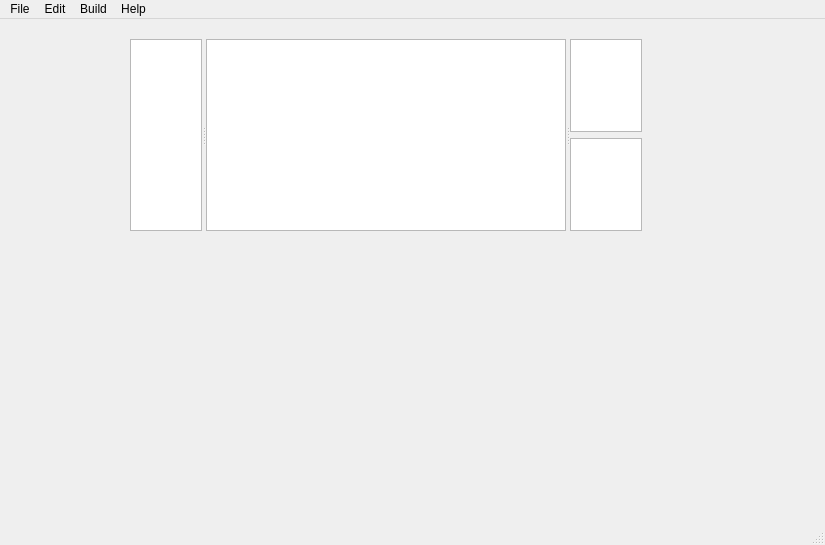
javiercont97/WidgetsIDE, file Kel-morian-IDE/ide.ui: the form before one commit.
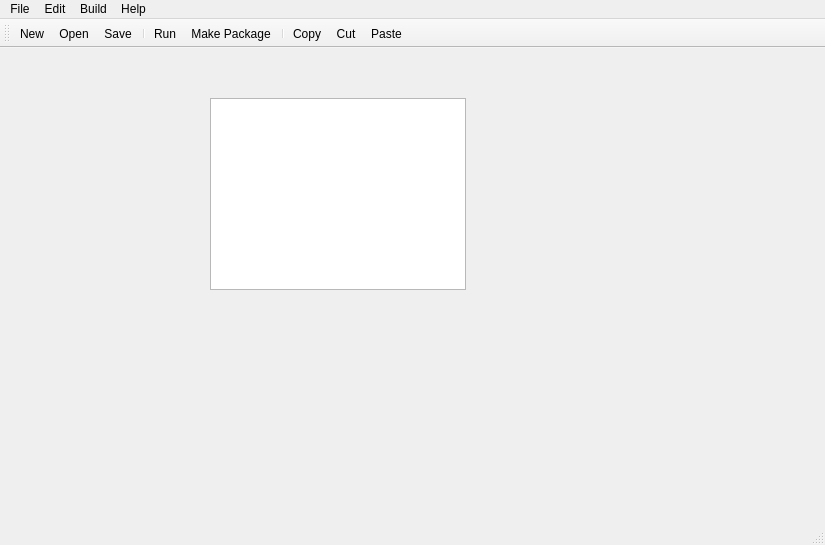
The form after the commit. Icons and pictures are not drawn. Custom widgets are drawn as their Qt base class.

Commit message: text editor working, line numbering and line highlihgt also working

The edit to the form file:
```diff
--- a/Kel-morian-IDE/ide.ui
+++ b/Kel-morian-IDE/ide.ui
@@ -14,72 +14,21 @@
    <string>MainWindow</string>
   </property>
   <widget class="QWidget" name="centralwidget">
-   <widget class="QSplitter" name="splitter">
+   <widget class="CodeEditor" name="plainTextEdit">
     <property name="geometry">
      <rect>
-      <x>130</x>
-      <y>20</y>
-      <width>512</width>
+      <x>210</x>
+      <y>50</y>
+      <width>256</width>
       <height>192</height>
      </rect>
     </property>
-    <property name="orientation">
-     <enum>Qt::Horizontal</enum>
+    <property name="sizePolicy">
+     <sizepolicy hsizetype="Expanding" vsizetype="Expanding">
+      <horstretch>4</horstretch>
+      <verstretch>0</verstretch>
+     </sizepolicy>
     </property>
-    <widget class="QListWidget" name="widgetsList">
-     <property name="sizePolicy">
-      <sizepolicy hsizetype="Expanding" vsizetype="Expanding">
-       <horstretch>1</horstretch>
-       <verstretch>0</verstretch>
-      </sizepolicy>
-     </property>
-    </widget>
-    <widget class="QGraphicsView" name="uiCanvas">
-     <property name="sizePolicy">
-      <sizepolicy hsizetype="Expanding" vsizetype="Expanding">
-       <horstretch>5</horstretch>
-       <verstretch>0</verstretch>
-      </sizepolicy>
-     </property>
-    </widget>
-    <widget class="QFrame" name="verticalFrame">
-     <property name="sizePolicy">
-      <sizepolicy hsizetype="Preferred" vsizetype="Preferred">
-       <horstretch>1</horstretch>
-       <verstretch>0</verstretch>
-      </sizepolicy>
-     </property>
-     <layout class="QVBoxLayout" name="verticalLayout">
-      <property name="spacing">
-       <number>6</number>
-      </property>
-      <property name="leftMargin">
-       <number>0</number>
-      </property>
-      <property name="topMargin">
-       <number>0</number>
-      </property>
-      <property name="rightMargin">
-       <number>0</number>
-      </property>
-      <property name="bottomMargin">
-       <number>0</number>
-      </property>
-      <item>
-       <widget class="QTreeView" name="structView">
-        <property name="sizePolicy">
-         <sizepolicy hsizetype="Expanding" vsizetype="Expanding">
-          <horstretch>0</horstretch>
-          <verstretch>0</verstretch>
-         </sizepolicy>
-        </property>
-       </widget>
-      </item>
-      <item>
-       <widget class="QTreeView" name="propertyView"/>
-      </item>
-     </layout>
-    </widget>
    </widget>
   </widget>
   <widget class="QMenuBar" name="menubar">
@@ -99,21 +48,24 @@
     <addaction name="actionOpen_Project"/>
     <addaction name="actionSave"/>
     <addaction name="separator"/>
-    <addaction name="actionCloses_Project"/>
-    <addaction name="separator"/>
     <addaction name="actionExit_program_2"/>
    </widget>
    <widget class="QMenu" name="menuEdit">
     <property name="title">
      <string>Edit</string>
     </property>
+    <addaction name="actionCopy"/>
+    <addaction name="actionCut"/>
+    <addaction name="actionPaste"/>
+    <addaction name="separator"/>
+    <addaction name="actionSelect_all"/>
    </widget>
    <widget class="QMenu" name="menuBuild">
     <property name="title">
      <string>Build</string>
     </property>
     <addaction name="actionRun"/>
-    <addaction name="actionDeply"/>
+    <addaction name="actionDeploy"/>
    </widget>
    <widget class="QMenu" name="menuHelp">
     <property name="title">
@@ -128,44 +80,99 @@
    <addaction name="menuHelp"/>
   </widget>
   <widget class="QStatusBar" name="statusbar"/>
+  <widget class="QToolBar" name="toolBar">
+   <property name="windowTitle">
+    <string>toolBar</string>
+   </property>
+   <attribute name="toolBarArea">
+    <enum>TopToolBarArea</enum>
+   </attribute>
+   <attribute name="toolBarBreak">
+    <bool>false</bool>
+   </attribute>
+   <addaction name="actionNew_Project"/>
+   <addaction name="actionOpen_Project"/>
+   <addaction name="actionSave"/>
+   <addaction name="separator"/>
+   <addaction name="actionRun"/>
+   <addaction name="actionDeploy"/>
+   <addaction name="separator"/>
+   <addaction name="actionCopy"/>
+   <addaction name="actionCut"/>
+   <addaction name="actionPaste"/>
+  </widget>
   <action name="actionNew_Project">
+   <property name="icon">
+    <iconset resource="assets.qrc">
+     <normaloff>:/icons/new.png</normaloff>:/icons/new.png</iconset>
+   </property>
    <property name="text">
-    <string>New Project</string>
+    <string>New</string>
+   </property>
+   <property name="toolTip">
+    <string>New</string>
+   </property>
+   <property name="shortcut">
+    <string>Ctrl+N</string>
    </property>
   </action>
   <action name="actionOpen_Project">
-   <property name="text">
-    <string>Open Project</string>
+   <property name="icon">
+    <iconset resource="assets.qrc">
+     <normaloff>:/icons/open.png</normaloff>:/icons/open.png</iconset>
    </property>
-  </action>
-  <action name="actionCloses_Project">
    <property name="text">
-    <string>Close Project</string>
+    <string>Open</string>
    </property>
-  </action>
-  <action name="actionExit_program">
-   <property name="text">
-    <string>Exit program</string>
+   <property name="toolTip">
+    <string>Open</string>
+   </property>
+   <property name="shortcut">
+    <string>Ctrl+O</string>
    </property>
   </action>
   <action name="actionSave">
+   <property name="icon">
+    <iconset resource="assets.qrc">
+     <normaloff>:/icons/save.png</normaloff>:/icons/save.png</iconset>
+   </property>
    <property name="text">
     <string>Save</string>
    </property>
+   <property name="shortcut">
+    <string>Ctrl+S</string>
+   </property>
   </action>
   <action name="actionExit_program_2">
    <property name="text">
     <string>Exit program</string>
    </property>
+   <property name="shortcut">
+    <string>Ctrl+Q</string>
+   </property>
   </action>
   <action name="actionRun">
+   <property name="icon">
+    <iconset resource="assets.qrc">
+     <normaloff>:/icons/play.png</normaloff>:/icons/play.png</iconset>
+   </property>
    <property name="text">
     <string>Run</string>
    </property>
+   <property name="shortcut">
+    <string>Ctrl+R</string>
+   </property>
   </action>
-  <action name="actionDeply">
+  <action name="actionDeploy">
+   <property name="icon">
+    <iconset resource="assets.qrc">
+     <normaloff>:/icons/box.png</normaloff>:/icons/box.png</iconset>
+   </property>
    <property name="text">
-    <string>Deploy</string>
+    <string>Make Package</string>
+   </property>
+   <property name="shortcut">
+    <string>Ctrl+K, Ctrl+P</string>
    </property>
   </action>
   <action name="actionHelp">
@@ -178,7 +185,57 @@
     <string>About</string>
    </property>
   </action>
+  <action name="actionCopy">
+   <property name="icon">
+    <iconset resource="assets.qrc">
+     <normaloff>:/icons/copy.png</normaloff>:/icons/copy.png</iconset>
+   </property>
+   <property name="text">
+    <string>Copy</string>
+   </property>
+   <property name="shortcut">
+    <string>Ctrl+C</string>
+   </property>
+  </action>
+  <action name="actionCut">
+   <property name="icon">
+    <iconset resource="assets.qrc">
+     <normaloff>:/icons/cut.png</normaloff>:/icons/cut.png</iconset>
+   </property>
+   <property name="text">
+    <string>Cut</string>
+   </property>
+   <property name="shortcut">
+    <string>Ctrl+X</string>
+   </property>
+  </action>
+  <action name="actionPaste">
+   <property name="icon">
+    <iconset resource="assets.qrc">
+     <normaloff>:/icons/paste.png</normaloff>:/icons/paste.png</iconset>
+   </property>
+   <property name="text">
+    <string>Paste</string>
+   </property>
+   <property name="shortcut">
+    <string>Ctrl+V</string>
+   </property>
+  </action>
+  <action name="actionSelect_all">
+   <property name="text">
+    <string>Select all</string>
+   </property>
+  </action>
  </widget>
- <resources/>
+ <customwidgets>
+  <customwidget>
+   <class>CodeEditor</class>
+   <extends>QPlainTextEdit</extends>
+   <header>editor/codeeditor.h</header>
+  </customwidget>
+ </customwidgets>
+ <resources>
+  <include location="assets.qrc"/>
+ </resources>
  <connections/>
 </ui>
```
The commit also changes 71 other files.
